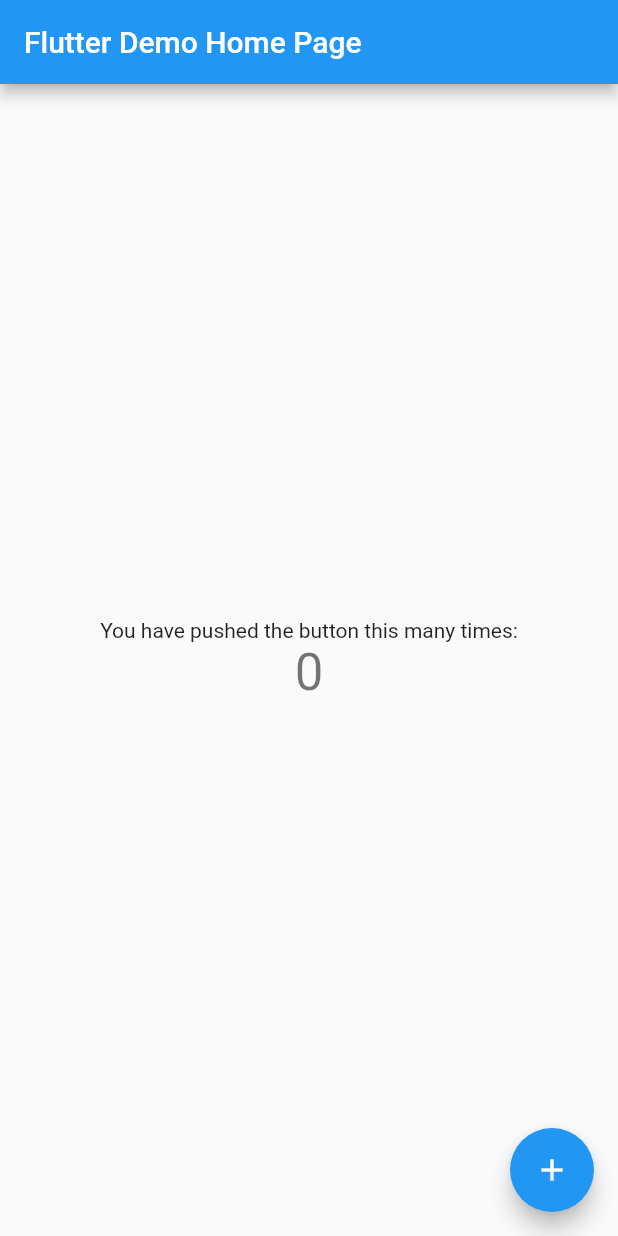
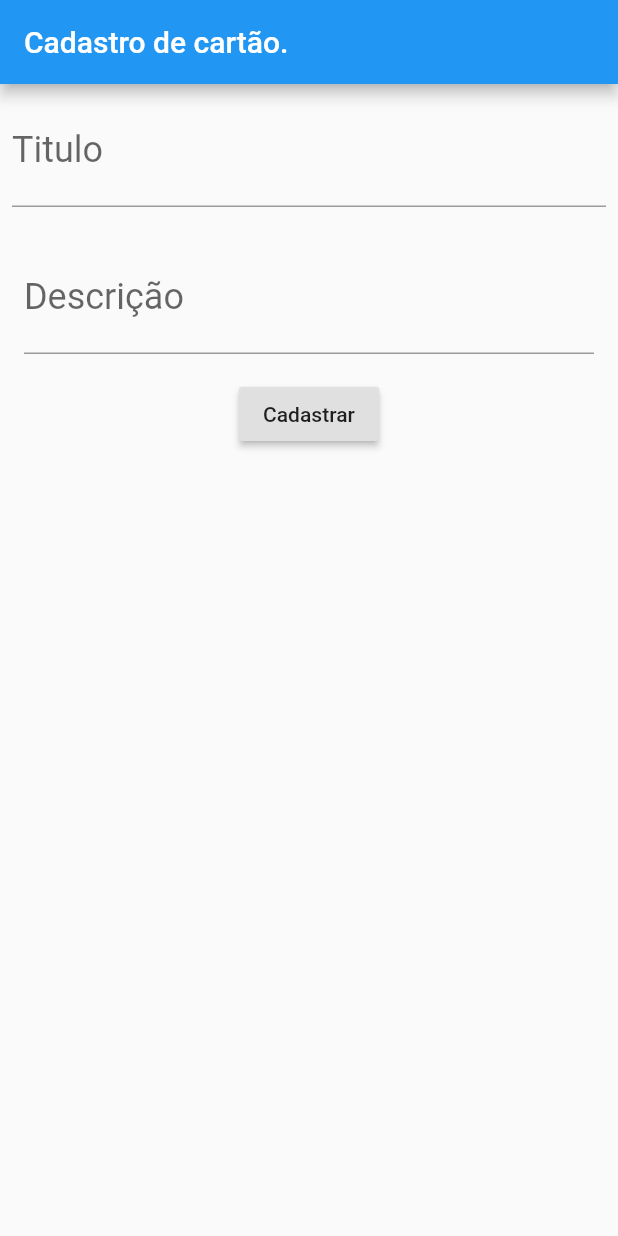
Before and after one commit to BryanMotta/nucard, a Flutter app: the screen it shows after launch, on a phone screen of 412 x 824 dp. Run offline on Flutter 3.47's test engine with Material 2 defaults, Android fonts, the phone set to English and light mode, and no system bars.

Commit message:
segunda tela

```diff
--- a/lib/main.dart
+++ b/lib/main.dart
@@ -1,111 +1,100 @@
 import 'package:flutter/material.dart';
 
-void main() => runApp(MyApp());
+void main() => runApp(NuCard());
 
-class MyApp extends StatelessWidget {
-  // This widget is the root of your application.
+class NuCard extends StatelessWidget {
   @override
   Widget build(BuildContext context) {
     return MaterialApp(
-      title: 'Flutter Demo',
-      theme: ThemeData(
-        // This is the theme of your application.
-        //
-        // Try running your application with "flutter run". You'll see the
-        // application has a blue toolbar. Then, without quitting the app, try
-        // changing the primarySwatch below to Colors.green and then invoke
-        // "hot reload" (press "r" in the console where you ran "flutter run",
-        // or simply save your changes to "hot reload" in a Flutter IDE).
-        // Notice that the counter didn't reset back to zero; the application
-        // is not restarted.
-        primarySwatch: Colors.blue,
-      ),
-      home: MyHomePage(title: 'Flutter Demo Home Page'),
+      title: 'NuCard',
+      theme: ThemeData.light(),
+      home: FormCardCadastration(),
     );
   }
 }
 
-class MyHomePage extends StatefulWidget {
-  MyHomePage({Key key, this.title}) : super(key: key);
-
-  // This widget is the home page of your application. It is stateful, meaning
-  // that it has a State object (defined below) that contains fields that affect
-  // how it looks.
-
-  // This class is the configuration for the state. It holds the values (in this
-  // case the title) provided by the parent (in this case the App widget) and
-  // used by the build method of the State. Fields in a Widget subclass are
-  // always marked "final".
-
-  final String title;
-
+class MyCards extends StatelessWidget {
   @override
-  _MyHomePageState createState() => _MyHomePageState();
+  Widget build(BuildContext context) {
+    return Scaffold(
+      appBar: AppBar(
+        title: Text('My Cards'),
+      ),
+      body: Column(
+        children: <Widget>[
+          MyCard('Studio', '4° andar, Squad 19'),
+        ],
+      ),
+    );
+  }
 }
 
-class _MyHomePageState extends State<MyHomePage> {
-  int _counter = 0;
+class MyCard extends StatelessWidget {
+  String _title;
+  String _description;
 
-  void _incrementCounter() {
-    setState(() {
-      // This call to setState tells the Flutter framework that something has
-      // changed in this State, which causes it to rerun the build method below
-      // so that the display can reflect the updated values. If we changed
-      // _counter without calling setState(), then the build method would not be
-      // called again, and so nothing would appear to happen.
-      _counter++;
-    });
-  }
+  MyCard(this._title, this._description);
 
   @override
   Widget build(BuildContext context) {
-    // This method is rerun every time setState is called, for instance as done
-    // by the _incrementCounter method above.
-    //
-    // The Flutter framework has been optimized to make rerunning build methods
-    // fast, so that you can just rebuild anything that needs updating rather
-    // than having to individually change instances of widgets.
+    return Card(
+      child: ListTile(
+        leading: Icon(Icons.nfc),
+        title: Text(this._title),
+        subtitle: Text(this._description),
+      ),
+    );
+  }
+}
+
+class FormCardCadastration extends StatelessWidget {
+
+  final TextEditingController _controllerTitle = TextEditingController();
+  final TextEditingController _controllerDescription = TextEditingController();
+
+
+  @override
+  Widget build(BuildContext context) {
     return Scaffold(
       appBar: AppBar(
-        // Here we take the value from the MyHomePage object that was created by
-        // the App.build method, and use it to set our appbar title.
-        title: Text(widget.title),
+        title: Text('Cadastro de cartão.'),
       ),
-      body: Center(
-        // Center is a layout widget. It takes a single child and positions it
-        // in the middle of the parent.
-        child: Column(
-          // Column is also a layout widget. It takes a list of children and
-          // arranges them vertically. By default, it sizes itself to fit its
-          // children horizontally, and tries to be as tall as its parent.
-          //
-          // Invoke "debug painting" (press "p" in the console, choose the
-          // "Toggle Debug Paint" action from the Flutter Inspector in Android
-          // Studio, or the "Toggle Debug Paint" command in Visual Studio Code)
-          // to see the wireframe for each widget.
-          //
-          // Column has various properties to control how it sizes itself and
-          // how it positions its children. Here we use mainAxisAlignment to
-          // center the children vertically; the main axis here is the vertical
-          // axis because Columns are vertical (the cross axis would be
-          // horizontal).
-          mainAxisAlignment: MainAxisAlignment.center,
+      body: Column(
         children: <Widget>[
-            Text(
-              'You have pushed the button this many times:',
+          Padding(
+            padding: const EdgeInsets.all(8.0),
+            child: TextField(
+              controller: _controllerTitle,
+              style: TextStyle(
+                fontSize: 24.0,
               ),
-            Text(
-              '$_counter',
-              style: Theme.of(context).textTheme.display1,
+              decoration: InputDecoration(
+                labelText: 'Titulo',
+                hintText: 'Cartão do trabalho',
+              ),
+            ),
+          ),
+          Padding(
+            padding: const EdgeInsets.all(16.0),
+            child: TextField(
+              controller: _controllerDescription,
+              style: TextStyle(
+                fontSize: 24.0,
+              ),
+              decoration: InputDecoration(
+                labelText: 'Descrição',
+                hintText: '4° andar, Squad 19',
+              ),
+            ),
+          ),
+          RaisedButton(
+            child: Text('Cadastrar'),
+            onPressed: () {
+              MyCard(_controllerTitle.text, _controllerDescription.text);
+            },
           ),
         ],
       ),
-      ),
-      floatingActionButton: FloatingActionButton(
-        onPressed: _incrementCounter,
-        tooltip: 'Increment',
-        child: Icon(Icons.add),
-      ), // This trailing comma makes auto-formatting nicer for build methods.
     );
   }
 }
```
Also changed, not shown: 1 other file. Lines whose indentation alone changed are shown as unchanged.
